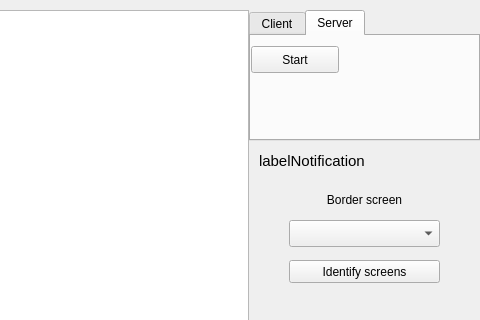
krisukox/PCs-connector, file common/gui/src/MainWindow.ui: the form before one commit; both pictures show x 211 to 691 and y 0 to 320 of the 691 by 501 pixel window.
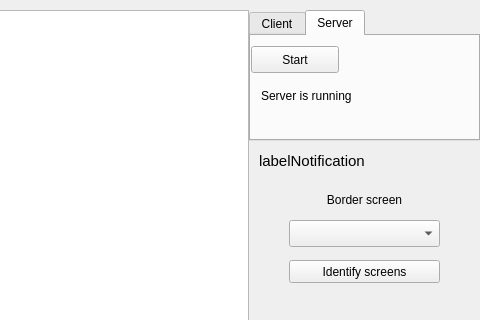
The form after the commit. The open tabs and pages were chosen to show the change.

Commit message: Linux align

```diff
--- a/common/gui/src/MainWindow.ui
+++ b/common/gui/src/MainWindow.ui
@@ -93,6 +93,19 @@
        <string>Start</string>
       </property>
      </widget>
+     <widget class="QLabel" name="serverIsRunningLabel">
+      <property name="geometry">
+       <rect>
+        <x>10</x>
+        <y>50</y>
+        <width>121</width>
+        <height>19</height>
+       </rect>
+      </property>
+      <property name="text">
+       <string>Server is running</string>
+      </property>
+     </widget>
     </widget>
    </widget>
    <widget class="QGraphicsView" name="graphicsView">
```
Left out of the diff: 6 changed lines with no effect on the pictures. The commit also changes 2 other files.
